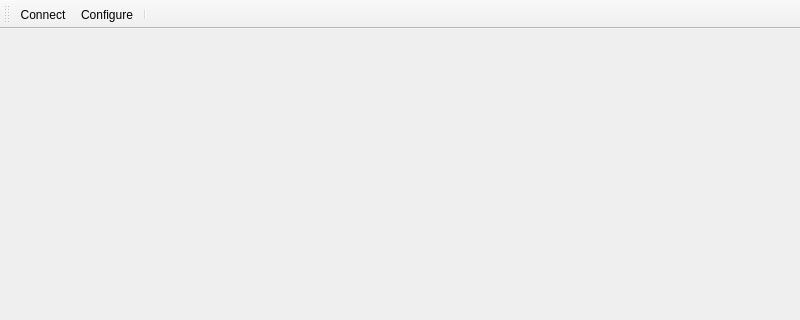
Old version of the form src/mainwindow.ui in the repository nlbtuyen/ConfigurationGCS; both pictures show x 0 to 800 and y 0 to 320 of the 800 by 600 pixel window.
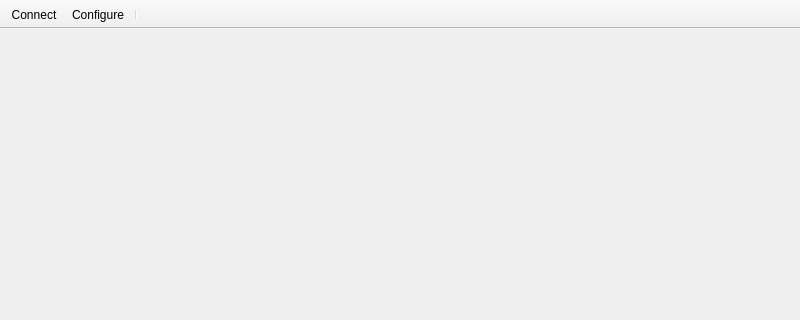
New version of the form. Icons and pictures are not drawn.

Commit message: HUD Widget + Compass Widget in Circle

```diff
--- a/src/mainwindow.ui
+++ b/src/mainwindow.ui
@@ -10,6 +10,12 @@
     <height>600</height>
    </rect>
   </property>
+  <property name="sizePolicy">
+   <sizepolicy hsizetype="Fixed" vsizetype="Fixed">
+    <horstretch>0</horstretch>
+    <verstretch>0</verstretch>
+   </sizepolicy>
+  </property>
   <property name="minimumSize">
    <size>
     <width>800</width>
@@ -266,6 +272,15 @@
    </layout>
   </widget>
   <widget class="QToolBar" name="mainToolBar">
+   <property name="sizePolicy">
+    <sizepolicy hsizetype="Preferred" vsizetype="Fixed">
+     <horstretch>0</horstretch>
+     <verstretch>0</verstretch>
+    </sizepolicy>
+   </property>
+   <property name="movable">
+    <bool>false</bool>
+   </property>
    <attribute name="toolBarArea">
     <enum>TopToolBarArea</enum>
    </attribute>
```
Left out of the diff: 5 changed lines with no effect on the pictures. The commit also changes 7 other files.
